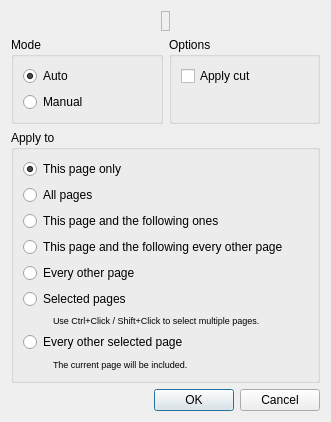
This is filters/page_split/ui/PageSplitModeDialog.ui in 4lex4/scantailor-advanced as Qt 5 draws it before an edit. The edited form follows.
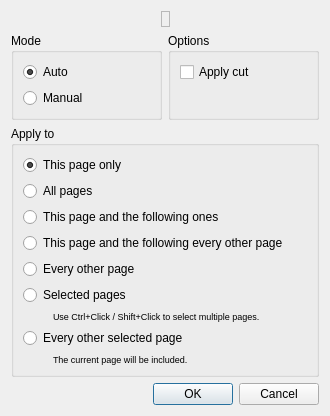
This is the edited form. Icons and pictures are not drawn.

The edit to the form file:
```diff
--- a/filters/page_split/ui/PageSplitModeDialog.ui
+++ b/filters/page_split/ui/PageSplitModeDialog.ui
@@ -9,8 +9,8 @@
    <rect>
     <x>0</x>
     <y>0</y>
-    <width>331</width>
-    <height>398</height>
+    <width>330</width>
+    <height>383</height>
    </rect>
   </property>
   <property name="windowTitle">
@@ -26,8 +26,8 @@
        </property>
        <property name="sizeHint" stdset="0">
         <size>
-         <width>40</width>
-         <height>20</height>
+         <width>1</width>
+         <height>1</height>
         </size>
        </property>
       </spacer>
@@ -49,8 +49,8 @@
        </property>
        <property name="sizeHint" stdset="0">
         <size>
-         <width>40</width>
-         <height>20</height>
+         <width>1</width>
+         <height>1</height>
         </size>
        </property>
       </spacer>
@@ -105,8 +105,8 @@
           </property>
           <property name="sizeHint" stdset="0">
            <size>
-            <width>20</width>
-            <height>40</height>
+            <width>1</width>
+            <height>1</height>
            </size>
           </property>
          </spacer>
@@ -183,7 +183,7 @@
           <property name="sizeHint" stdset="0">
            <size>
             <width>30</width>
-            <height>0</height>
+            <height>1</height>
            </size>
           </property>
          </spacer>
@@ -222,7 +222,7 @@
           <property name="sizeHint" stdset="0">
            <size>
             <width>30</width>
-            <height>13</height>
+            <height>1</height>
            </size>
           </property>
          </spacer>
@@ -251,8 +251,8 @@
      </property>
      <property name="sizeHint" stdset="0">
       <size>
-       <width>20</width>
-       <height>0</height>
+       <width>1</width>
+       <height>1</height>
       </size>
      </property>
     </spacer>
```
